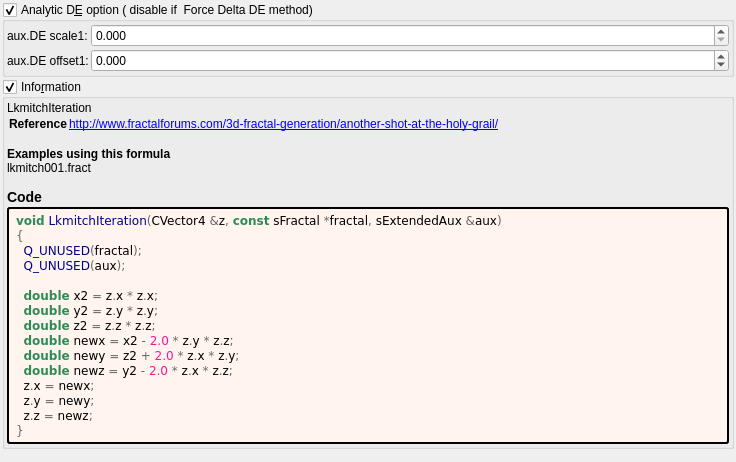
First picture: the form in mandelbulber2/formula/ui/lkmitch.ui, repository buddhi1980/mandelbulber2, before the edit.
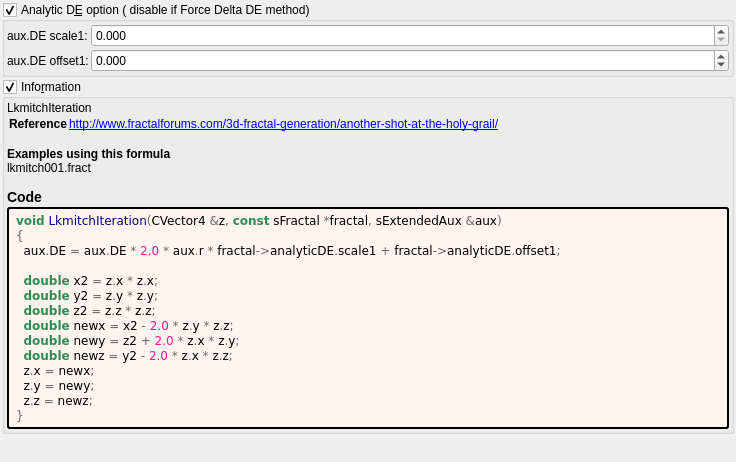
Second picture: the form after the edit. Custom widgets are drawn as their Qt base class.

Patch:
```diff
--- a/mandelbulber2/formula/ui/lkmitch.ui
+++ b/mandelbulber2/formula/ui/lkmitch.ui
@@ -32,7 +32,7 @@
       <string>Occasionally disable in Hybrid Mode. A few hybrid settings may work best with the analytic DE code disabled in this formula.</string>
      </property>
      <property name="title">
-      <string>Analytic D&amp;E option ( disable if  Force Delta DE method)</string>
+      <string>Analytic D&amp;E option ( disable if Force Delta DE method)</string>
      </property>
      <property name="checkable">
       <bool>true</bool>
@@ -189,8 +189,7 @@
          <string notr="true">&lt;body style=&quot;background-color:#fff5ee&quot;&gt;
 &lt;pre style=&quot;color:#000000; background-color:#fff5ee;  font-family:'Courier New',monospace;&quot;&gt;&lt;span style=&quot;color:#2e8b57; font-weight:bold&quot;&gt;void&lt;/span&gt; &lt;span style=&quot;color:#00008f&quot;&gt;LkmitchIteration&lt;/span&gt;&lt;span style=&quot;color:#676767&quot;&gt;(&lt;/span&gt;CVector4 &lt;span style=&quot;color:#676767&quot;&gt;&amp;amp;&lt;/span&gt;z&lt;span style=&quot;color:#676767&quot;&gt;,&lt;/span&gt; &lt;span style=&quot;color:#2e8b57; font-weight:bold&quot;&gt;const&lt;/span&gt; sFractal &lt;span style=&quot;color:#676767&quot;&gt;*&lt;/span&gt;fractal&lt;span style=&quot;color:#676767&quot;&gt;,&lt;/span&gt; sExtendedAux &lt;span style=&quot;color:#676767&quot;&gt;&amp;amp;&lt;/span&gt;aux&lt;span style=&quot;color:#676767&quot;&gt;)&lt;/span&gt;
 &lt;span style=&quot;color:#676767&quot;&gt;{&lt;/span&gt;
-  &lt;span style=&quot;color:#00008f&quot;&gt;Q_UNUSED&lt;/span&gt;&lt;span style=&quot;color:#676767&quot;&gt;(&lt;/span&gt;fractal&lt;span style=&quot;color:#676767&quot;&gt;);&lt;/span&gt;
-  &lt;span style=&quot;color:#00008f&quot;&gt;Q_UNUSED&lt;/span&gt;&lt;span style=&quot;color:#676767&quot;&gt;(&lt;/span&gt;aux&lt;span style=&quot;color:#676767&quot;&gt;);&lt;/span&gt;
+  aux&lt;span style=&quot;color:#676767&quot;&gt;.&lt;/span&gt;DE &lt;span style=&quot;color:#676767&quot;&gt;=&lt;/span&gt; aux&lt;span style=&quot;color:#676767&quot;&gt;.&lt;/span&gt;DE &lt;span style=&quot;color:#676767&quot;&gt;*&lt;/span&gt; &lt;span style=&quot;color:#ff1493&quot;&gt;2.0&lt;/span&gt; &lt;span style=&quot;color:#676767&quot;&gt;*&lt;/span&gt; aux&lt;span style=&quot;color:#676767&quot;&gt;.&lt;/span&gt;r &lt;span style=&quot;color:#676767&quot;&gt;*&lt;/span&gt; fractal&lt;span style=&quot;color:#676767&quot;&gt;-&amp;gt;&lt;/span&gt;analyticDE&lt;span style=&quot;color:#676767&quot;&gt;.&lt;/span&gt;scale1 &lt;span style=&quot;color:#676767&quot;&gt;+&lt;/span&gt; fractal&lt;span style=&quot;color:#676767&quot;&gt;-&amp;gt;&lt;/span&gt;analyticDE&lt;span style=&quot;color:#676767&quot;&gt;.&lt;/span&gt;offset1&lt;span style=&quot;color:#676767&quot;&gt;;&lt;/span&gt;
 
   &lt;span style=&quot;color:#2e8b57; font-weight:bold&quot;&gt;double&lt;/span&gt; x2 &lt;span style=&quot;color:#676767&quot;&gt;=&lt;/span&gt; z&lt;span style=&quot;color:#676767&quot;&gt;.&lt;/span&gt;x &lt;span style=&quot;color:#676767&quot;&gt;*&lt;/span&gt; z&lt;span style=&quot;color:#676767&quot;&gt;.&lt;/span&gt;x&lt;span style=&quot;color:#676767&quot;&gt;;&lt;/span&gt;
   &lt;span style=&quot;color:#2e8b57; font-weight:bold&quot;&gt;double&lt;/span&gt; y2 &lt;span style=&quot;color:#676767&quot;&gt;=&lt;/span&gt; z&lt;span style=&quot;color:#676767&quot;&gt;.&lt;/span&gt;y &lt;span style=&quot;color:#676767&quot;&gt;*&lt;/span&gt; z&lt;span style=&quot;color:#676767&quot;&gt;.&lt;/span&gt;y&lt;span style=&quot;color:#676767&quot;&gt;;&lt;/span&gt;
```
Left out of the diff: 2 changed lines with no effect on the pictures.
